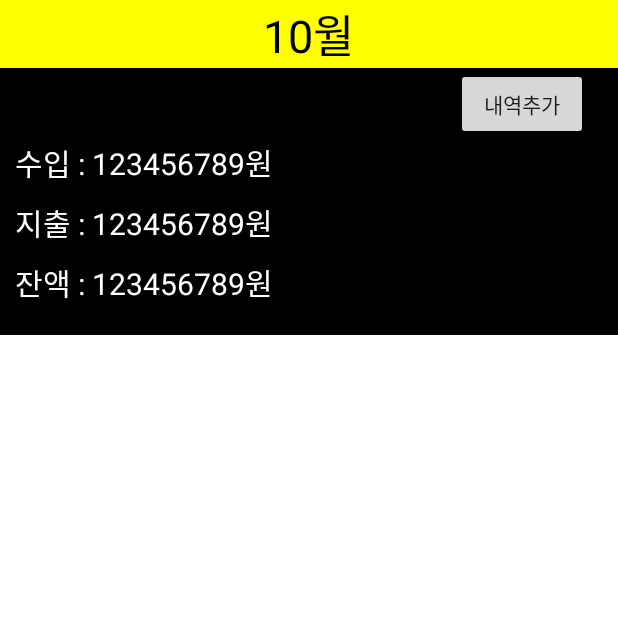
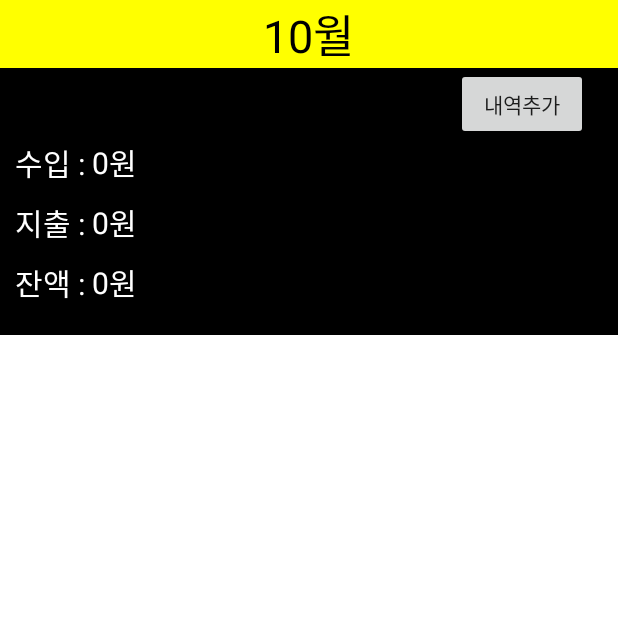
Before and after one commit to KeiPro/AccountBookProject, an Android app: the screen it shows after launch (MainActivity), on a phone screen of 412 x 824 dp, the top half of it. Run offline under Robolectric (Android 15) with nearby library versions, the phone set to English and light mode, and no system bars.

Commit message:
History Activity 1차 완료.

```diff
--- a/app/src/main/res/layout/activity_ab_main.xml
+++ b/app/src/main/res/layout/activity_ab_main.xml
@@ -59,7 +59,17 @@
                 android:layout_gravity="center"
                 android:textSize  = "20dp"
                 android:textColor = "#FFFFFF"
-                android:text = "123456789원" />
+                android:id="@+id/AllIncoming"
+                android:text = "0" />
+
+            <TextView
+                android:layout_width="wrap_content"
+                android:layout_height="wrap_content"
+                android:layout_gravity="center"
+                android:textSize  = "20dp"
+                android:textColor = "#FFFFFF"
+                android:text = "원" />
+
 
         </LinearLayout>
 
@@ -85,7 +95,16 @@
                 android:layout_gravity="center"
                 android:textSize  = "20dp"
                 android:textColor = "#FFFFFF"
-                android:text = "123456789원" />
+                android:id="@+id/AllExpenditure"
+                android:text = "0" />
+
+            <TextView
+                android:layout_width="wrap_content"
+                android:layout_height="wrap_content"
+                android:layout_gravity="center"
+                android:textSize  = "20dp"
+                android:textColor = "#FFFFFF"
+                android:text = "원" />
 
         </LinearLayout>
 
@@ -112,7 +131,16 @@
                 android:layout_gravity="center"
                 android:textSize  = "20dp"
                 android:textColor = "#FFFFFF"
-                android:text = "123456789원" />
+                android:id="@+id/AllBalance"
+                android:text = "0" />
+
+            <TextView
+                android:layout_width="wrap_content"
+                android:layout_height="wrap_content"
+                android:layout_gravity="center"
+                android:textSize  = "20dp"
+                android:textColor = "#FFFFFF"
+                android:text = "원" />
 
         </LinearLayout>
 
--- a/app/src/main/res/layout/history.xml
+++ b/app/src/main/res/layout/history.xml
@@ -5,11 +5,11 @@
     android:orientation="vertical">
 
     <Button
+        android:id="@+id/history"
         android:layout_width="match_parent"
         android:layout_height="wrap_content"
         android:layout_gravity="center"
         android:layout_marginHorizontal="10dp"
-        android:id="@+id/history"
         android:text="미용실 비용 : -10000"/>
 
 </LinearLayout>
```
Also changed, not shown: app/src/main/java/com/example/accountbookproject/History.java (+13 -0 lines), app/src/main/java/com/example/accountbookproject/InputData.java (added, +13 -0 lines), app/src/main/java/com/example/accountbookproject/InputHistory.java (+39 -2 lines), app/src/main/java/com/example/accountbookproject/MainActivity.java (+40 -8 lines), app/src/main/res/layout/activity_inputpage.xml (+5 -2 lines).
